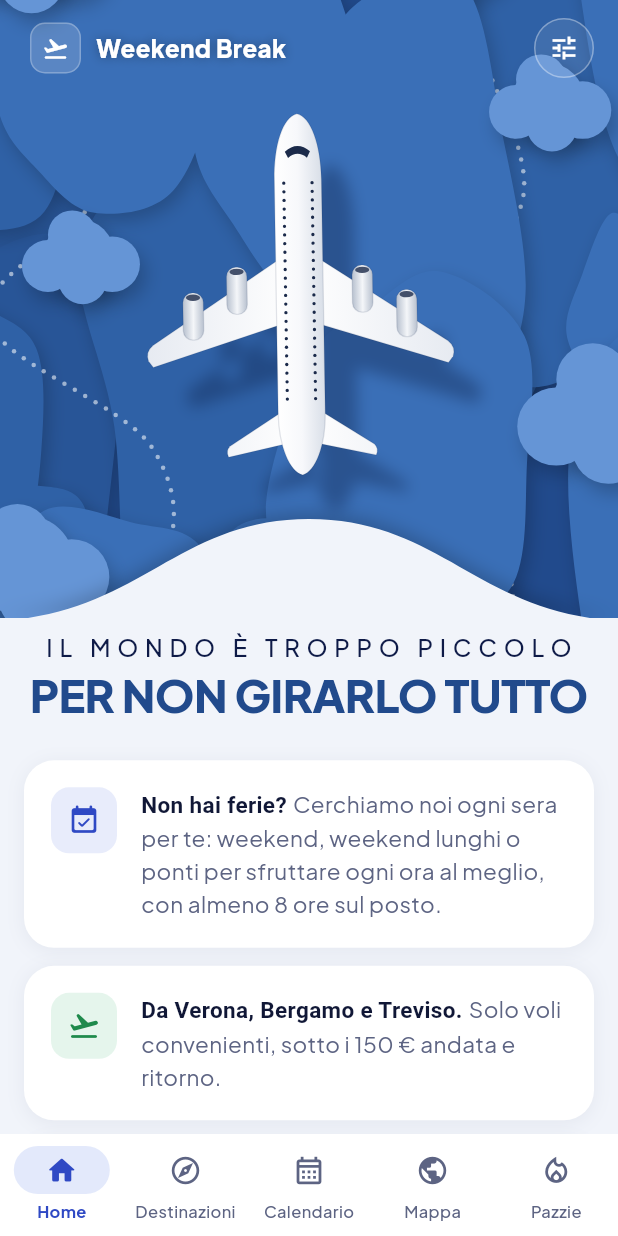
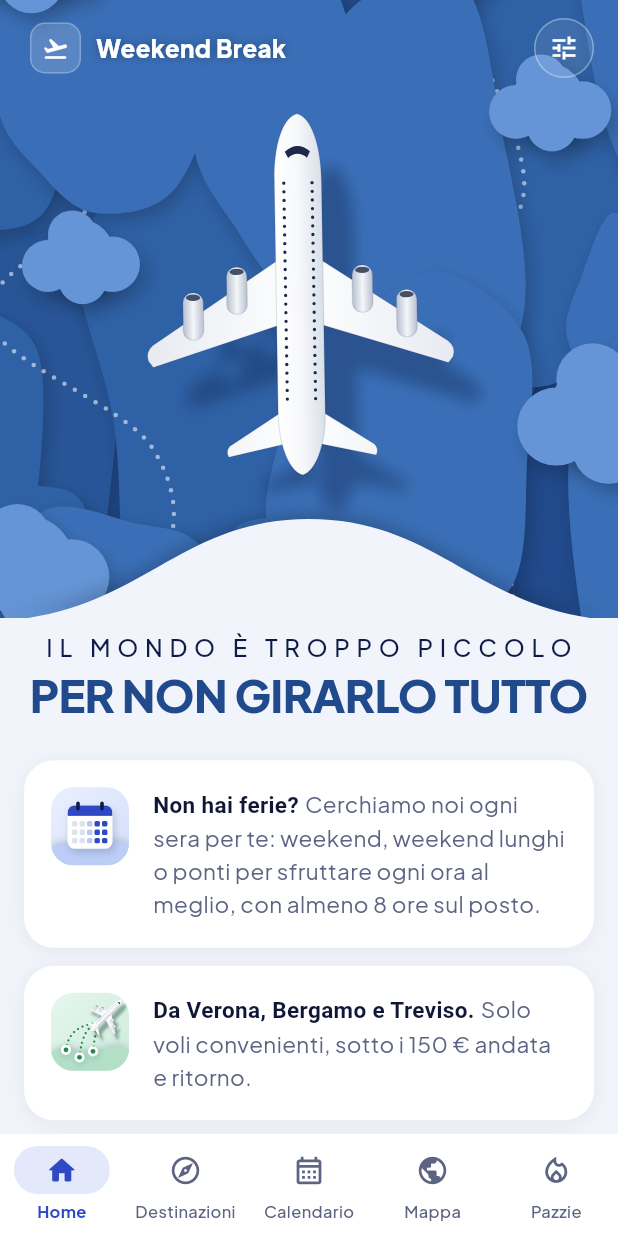
Before and after one commit to FloresStefano/explore, a Flutter app: the screen it shows after launch, on a phone screen of 412 x 824 dp. Run offline on Flutter 3.47's test engine with Material 3 defaults, Android fonts, the phone set to English and light mode, and no system bars; our stand-ins replace shared_preferences; network calls fail.

Commit message:
Home lines: custom paper-cut illustrations (weekend calendar, converging routes with the hero plane, 50 euro ticket) instead of stock icons
Co-Authored-By: Claude Opus 5.5 <noreply@anthropic.com>

```diff
--- a/app/lib/screens/home.dart
+++ b/app/lib/screens/home.dart
@@ -5,6 +5,7 @@ import 'package:intl/intl.dart' show DateFormat, NumberFormat;
 
 import '../common.dart';
 import '../data.dart';
+import 'home_art.dart';
 import 'home_bits.dart';
 import 'home_hero.dart';
 import 'settings.dart';
@@ -144,9 +145,7 @@ class HomeScreen extends StatelessWidget {
                     Reveal(
                       key: const ValueKey('line1'),
                       child: _Line(
-                        icon: Icons.event_available_rounded,
-                        color: indigo,
-                        bg: const Color(0xFFE8ECFB),
+                        art: LineArt.calendar,
                         lead: 'Non hai ferie?',
                         text: 'Cerchiamo noi ogni sera per te: weekend, weekend lunghi o ponti per sfruttare '
                             'ogni ora al meglio, con almeno ${num1(hours)} ore sul posto.',
@@ -156,9 +155,7 @@ class HomeScreen extends StatelessWidget {
                       key: const ValueKey('line2'),
                       delay: const Duration(milliseconds: 90),
                       child: _Line(
-                        icon: Icons.flight_takeoff_rounded,
-                        color: green,
-                        bg: greenBg,
+                        art: LineArt.routes,
                         lead: 'Da Verona, Bergamo e Treviso.',
                         text: 'Solo voli convenienti, sotto i ${num1(maxPrice)} € andata e ritorno.',
                       ),
@@ -167,9 +164,7 @@ class HomeScreen extends StatelessWidget {
                       key: ValueKey('line3'),
                       delay: Duration(milliseconds: 180),
                       child: _Line(
-                        icon: Icons.local_fire_department_rounded,
-                        color: orange,
-                        bg: orangeBg,
+                        art: LineArt.ticket,
                         lead: 'E per chi decide al volo,',
                         text: 'le Pazzie: weekend sotto i 50 €.',
                       ),
@@ -317,9 +312,8 @@ class _Stat extends StatelessWidget {
 }
 
 class _Line extends StatelessWidget {
-  const _Line({required this.icon, required this.color, required this.bg, required this.lead, required this.text});
-  final IconData icon;
-  final Color color, bg;
+  const _Line({required this.art, required this.lead, required this.text});
+  final LineArt art;
   final String lead, text;
 
   @override
@@ -329,12 +323,7 @@ class _Line extends StatelessWidget {
       child: WhiteCard(
         padding: const EdgeInsets.all(Sp.lg + 2),
         child: Row(crossAxisAlignment: CrossAxisAlignment.start, children: [
-          Container(
-            width: 44,
-            height: 44,
-            decoration: BoxDecoration(color: bg, borderRadius: BorderRadius.circular(Rd.md)),
-            child: Icon(icon, color: color, size: 22),
-          ),
+          LineArtTile(art),
           const SizedBox(width: Sp.lg),
           Expanded(
             child: Text.rich(
--- a/app/lib/screens/home_hero.dart
+++ b/app/lib/screens/home_hero.dart
@@ -260,7 +260,7 @@ class _HeroPainter extends CustomPainter {
       canvas.scale(scale * 0.96);
       canvas.translate(-100, -115);
       canvas.drawPath(
-        _Plane.silhouette,
+        PlaneArt.silhouette,
         Paint()
           ..color = const Color(0xFF0B1E45).withValues(alpha: 0.35)
           ..maskFilter = const MaskFilter.blur(BlurStyle.normal, 5),
@@ -272,7 +272,7 @@ class _HeroPainter extends CustomPainter {
     canvas.rotate(p.tilt);
     canvas.scale(scale);
     canvas.translate(-100, -115);
-    _Plane.paint(canvas);
+    PlaneArt.paint(canvas);
     canvas.restore();
   }
 
@@ -287,7 +287,7 @@ class _Pose {
 }
 
 /// An airliner seen from above, nose up, drawn in a 200 x 230 box.
-abstract final class _Plane {
+abstract final class PlaneArt {
   static final Path fuselage = Path()
     ..moveTo(100, 0)
     ..cubicTo(109, 2, 115, 20, 115, 42)
```
Also changed, not shown: app/lib/screens/home_art.dart (added, +187 -0 lines).
